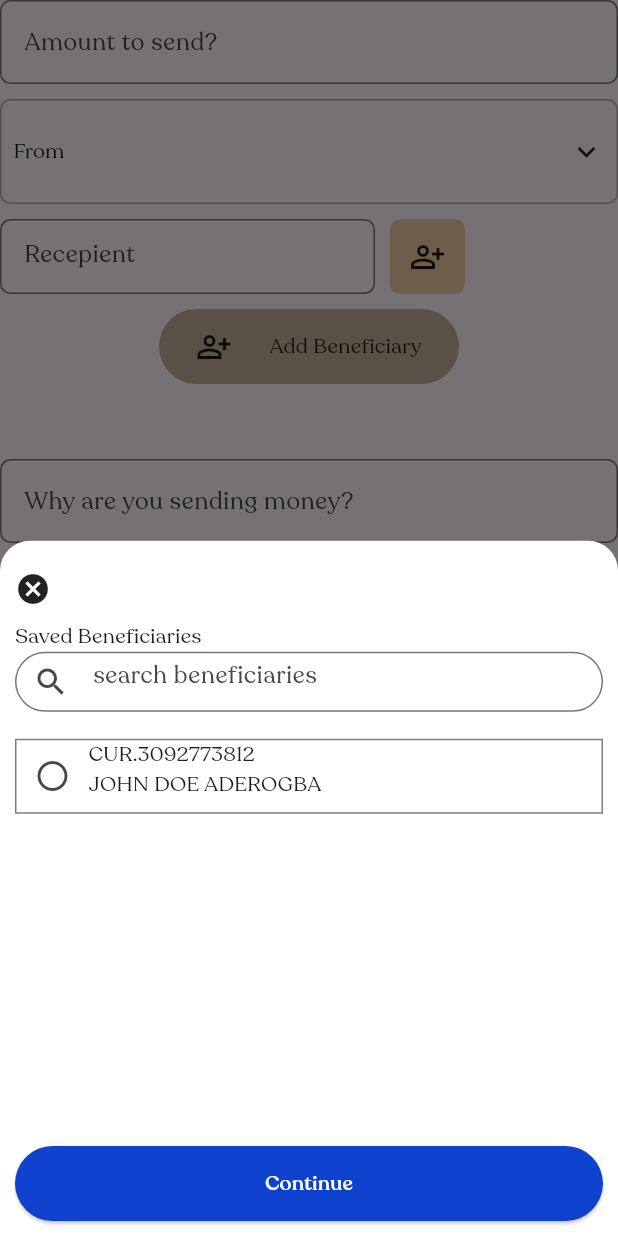
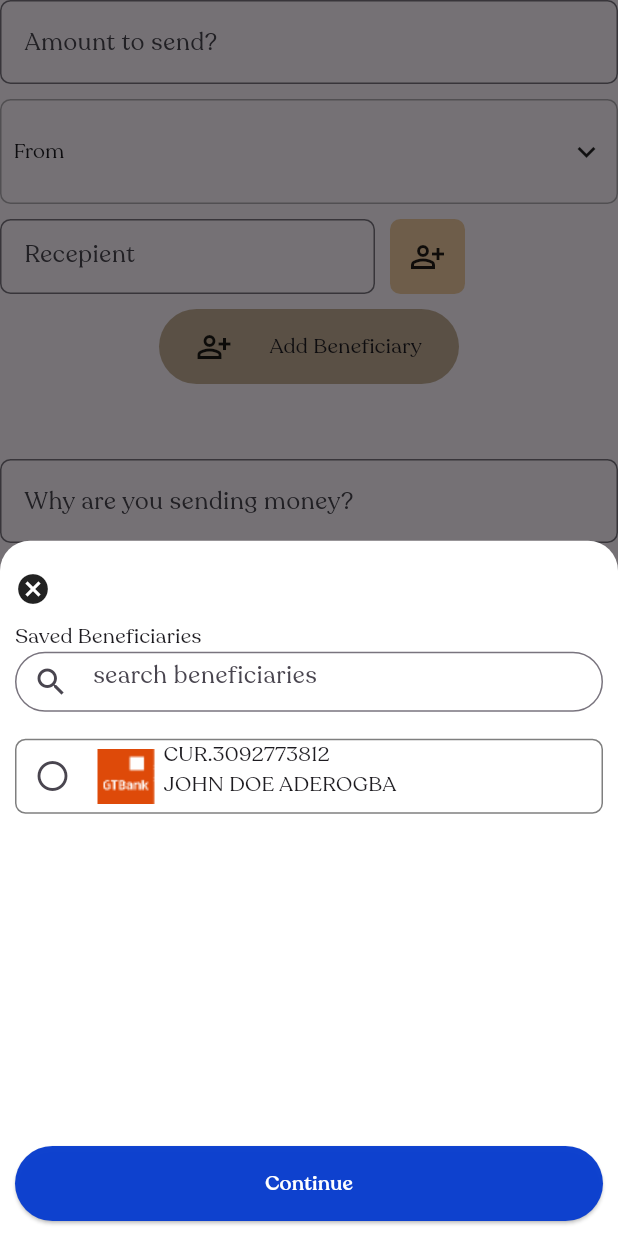
Before and after one commit to a8909/bams_project, a Flutter app: the OtherAccount widget shown alone on an empty page, opened directly, after a tap on the "person add alt" icon, on a phone screen of 412 x 824 dp. Run offline on Flutter 3.47's test engine with Material 3 defaults, Android fonts, the light colour scheme and no system bars; our stand-ins replace connectivity_plus, flutter_otp_text_field, flutter_toggle_tab, get, local_auth; missing offline and left inert: dart:html; accounts and stored records are empty; network calls fail; project files that could hold a hidden picture were left out.

Commit message:
202405061736

```diff
--- a/lib/models/bankDetails_model.dart
+++ b/lib/models/bankDetails_model.dart
@@ -1,7 +1,7 @@
 class BankUser {
-  final String? bankImage;
-  final String? accountName;
-  final String? accountNumber;
+  final String bankImage;
+  final String accountName;
+  final String accountNumber;
   BankUser(
       {required this.bankImage,
       required this.accountName,
--- a/lib/models/bank_models.dart
+++ b/lib/models/bank_models.dart
@@ -7,7 +7,23 @@ class BankInfo extends ChangeNotifier {
   List banks = [
     ["assets/images/gtb.png", "Tevi Adekunle F.", "3092773812"],
   ];
-  set bankUser(usr) {
-    bankusers = usr;
+  List bankimage = ["assets/images/gtb.png", "assets/images/firstbank.png"];
+  List<BankUser> banksUserList = [
+    BankUser(
+        bankImage: "assets/images/gtb.png",
+        accountName: "JOHN DOE ADEROGBA",
+        accountNumber: "3092773812")
+  ];
+  List<BankUser> getbankUserList() {
+    return banksUserList;
   }
+
+  final List accountNumber = [
+    [
+      "assets/images/gtb.png",
+      "CUR.",
+      "3092773812",
+      "JOHN DOE ADEROGBA",
+    ]
+  ];
 }
--- a/lib/other-account.dart
+++ b/lib/other-account.dart
@@ -3,6 +3,7 @@ import 'dart:html';
 import 'package:bams_project/cancel-button.dart';
 import 'package:bams_project/color-template.dart';
 import 'package:bams_project/home.dart';
+import 'package:bams_project/models/bank_models.dart';
 import 'package:bams_project/textfield.dart';
 import 'package:flutter/material.dart';
 import 'package:flutter_otp_text_field/flutter_otp_text_field.dart';
@@ -24,17 +25,17 @@ ButtonState state = ButtonState.init;
 
 class _OtherAccountState extends State<OtherAccount> {
   late var textchange = "";
+  late var accNo = "";
 
   final TextEditingController controller = TextEditingController();
   bool iconType = true;
   final isDone = state == ButtonState.done;
   final initial = state == ButtonState.init;
-  final List<String> accountNumber = ["3092773812"];
-  final List<String> accountName = ["JOHN DOE ADEROGBA"];
-  final List<String> accountstat = ["CUR."];
+
   var sendingAmount = '';
   var whySending = '';
   List BeneficiaryAccounts = [];
+  final banksInfo = BankInfo();
 
   final statecontroller = MaterialStatesController();
   List<TextEditingController> listcontroller = [TextEditingController()];
@@ -136,7 +137,7 @@ class _OtherAccountState extends State<OtherAccount> {
                                 ),
 
                                 ListView.builder(
-                                  itemCount: accountNumber.length,
+                                  itemCount: banksInfo.accountNumber.length,
                                   shrinkWrap: true,
                                   itemBuilder: (context, index) {
                                     return InkWell(
@@ -150,6 +151,9 @@ class _OtherAccountState extends State<OtherAccount> {
                                         height: 50,
                                         width: double.infinity,
                                         decoration: BoxDecoration(
+                                            borderRadius:
+                                                const BorderRadius.all(
+                                                    Radius.circular(7)),
                                             border: Border.all(
                                                 color: Colors.black
                                                     .withOpacity(0.5))),
@@ -167,7 +171,12 @@ class _OtherAccountState extends State<OtherAccount> {
                                                       )
                                                     : const Icon(Icons
                                                         .check_circle_rounded)),
-                                            // Image.asset(name)  image should be passed from backend
+                                            Image.asset(
+                                              banksInfo.accountNumber[index][0],
+                                              width: 50,
+                                              height: 50,
+                                            ),
+                                            //  image should be passed from backend
                                             Column(
                                               mainAxisAlignment:
                                                   MainAxisAlignment.start,
@@ -176,11 +185,16 @@ class _OtherAccountState extends State<OtherAccount> {
                                               children: [
                                                 Row(
                                                   children: [
-                                                    Text(accountstat[index]),
-                                                    Text(accountNumber[index])
+                                                    Text(
+                                                        banksInfo.accountNumber[
+                                                            index][1]),
+                                                    Text(
+                                                        banksInfo.accountNumber[
+                                                            index][2])
                                                   ],
                                                 ),
-                                                Text(accountName[index])
+                                                Text(banksInfo
+                                                    .accountNumber[index][3])
                                               ],
                                             )
                                           ],
@@ -309,6 +323,9 @@ class _OtherAccountState extends State<OtherAccount> {
                                                               .center,
                                                       children: [
                                                         TextFormField(
+                                                          onChanged: (value) {
+                                                            accNo = value;
+                                                          },
                                                           controller:
                                                               listcontroller[
                                                                   index],
@@ -369,8 +386,11 @@ class _OtherAccountState extends State<OtherAccount> {
                                     onTap: () {
                                       final String response = textchange;
                                       setState(() {
-                                        BeneficiaryAccounts.add(response);
+                                        BeneficiaryAccounts.add(
+                                            [response, accNo]);
+                                        listcontroller.clear();
                                       });
+                                      Navigator.of(context).pop();
                                     },
                                     child: _BeneficiaryIcon(
                                         "Add Another Beneficiaries")),
@@ -402,7 +422,7 @@ class _OtherAccountState extends State<OtherAccount> {
                           width: 325,
                           height: 66,
                           decoration: BoxDecoration(
-                              color: Colors.grey.shade900,
+                              border: Border.all(color: Colors.grey.shade900),
                               borderRadius:
                                   const BorderRadius.all(Radius.circular(7))),
                           child: Column(
@@ -410,22 +430,27 @@ class _OtherAccountState extends State<OtherAccount> {
                             crossAxisAlignment: CrossAxisAlignment.start,
                             children: [
                               Row(
-                                mainAxisAlignment:
-                                    MainAxisAlignment.spaceBetween,
+                                mainAxisAlignment: MainAxisAlignment.start,
                                 children: [
-                                  Text(BeneficiaryAccounts[index]),
-                                  const Row(
-                                    children: [Text("amount")],
-                                  )
+                                  Image.asset(banksInfo.bankimage[index],
+                                      height: 20, width: 20),
+                                  Text(accNo),
+                                  Text(textchange),
                                 ],
                               ),
-                              const Text("name")
+                              const Text("CIROMA ADEKUNLE")
                             ],
                           ),
                         ),
                         GestureDetector(
+                            onTap: () {
+                              // print("cancel widget");
+                              // setState(() {
+                              //   Navigator.of(context).pop();
+                              // });
+                            },
                             child:
-                                const Icon(Icons.cancel_presentation_outlined))
+                                const Icon(Icons.disabled_by_default_outlined))
                       ],
                     ),
                   );
--- a/lib/screen_1.dart
+++ b/lib/screen_1.dart
@@ -2,8 +2,10 @@ import 'package:bams_project/account.dart';
 import 'package:bams_project/color-template.dart';
 import 'package:bams_project/controller/onboarding%20screens/bank_call.dart';
 import 'package:bams_project/home.dart';
+import 'package:bams_project/models/bank_models.dart';
 import 'package:bams_project/transfer.dart';
 import 'package:flutter/material.dart';
+import 'package:provider/provider.dart';
 
 class Screen1 extends StatefulWidget {
   const Screen1({super.key});
@@ -34,7 +36,7 @@ final pages = [
   Home(
     bankObject: BankObject(name: ''),
   ),
-  BankAccount(),
+  ChangeNotifierProvider(create: (context) => BankInfo(), child: BankAccount()),
   const Transfer(),
 ];
 
--- a/lib/toast.dart
+++ b/lib/toast.dart
@@ -16,8 +16,8 @@ class Toast extends StatelessWidget {
           children: [
             const SizedBox(height: 20),
             cancelButton(context),
-            Image.network(
-                "https://s3-alpha-sig.figma.com/img/e69c/6c61/c07093e9fadcc6eee2cc3b4cd4f5874c?Expires=1714953600&Key-Pair-Id=APKAQ4GOSFWCVNEHN3O4&Signature=c9cKbvLuimDeWulE6nVOhDV-zGXOofPIWs6DBQ6RBi0WPqSDoMLRvTZPmueFDqjy71TDQK0y~s9sVLE-kuRbiQ-l7CIL2-IWMoG3a0o6UP~wg6iUIDIF8M8WIHijJV86ebjhkmWWy9SGcOrWlpFIzA7yigcaksfvMjE~4ojPbyI6Ndur304y7uR1SWQ16wCm59Se7P1yUn0NjXDQDFXiF9biQdn0d3qbqJs5NWLLcaSID4M41ZrrJAQcVpAcsmOEi04wGe-frdzJeukzv6Gxxit166R5fv~Xu8NmwPv8r~G-L89jc-htGvzIC3tVuvvcJCYEK41wxRiboYh0mO0g1w__"),
+            // Image.network(
+            // "https://s3-alpha-sig.figma.com/img/e69c/6c61/c07093e9fadcc6eee2cc3b4cd4f5874c?Expires=1714953600&Key-Pair-Id=APKAQ4GOSFWCVNEHN3O4&Signature=c9cKbvLuimDeWulE6nVOhDV-zGXOofPIWs6DBQ6RBi0WPqSDoMLRvTZPmueFDqjy71TDQK0y~s9sVLE-kuRbiQ-l7CIL2-IWMoG3a0o6UP~wg6iUIDIF8M8WIHijJV86ebjhkmWWy9SGcOrWlpFIzA7yigcaksfvMjE~4ojPbyI6Ndur304y7uR1SWQ16wCm59Se7P1yUn0NjXDQDFXiF9biQdn0d3qbqJs5NWLLcaSID4M41ZrrJAQcVpAcsmOEi04wGe-frdzJeukzv6Gxxit166R5fv~Xu8NmwPv8r~G-L89jc-htGvzIC3tVuvvcJCYEK41wxRiboYh0mO0g1w__"),
             const Text(
               AppStrings.toast,
               style: TextStyle(color: AppColors.txt1, fontSize: 45),
```
Also changed, not shown: lib/account.dart (+12 -53 lines), lib/bankUserAccount.dart (added, +59 -0 lines), lib/login.dart (+27 -7 lines), assets/images/close.png (added), assets/images/closeIcon.svg (added).
